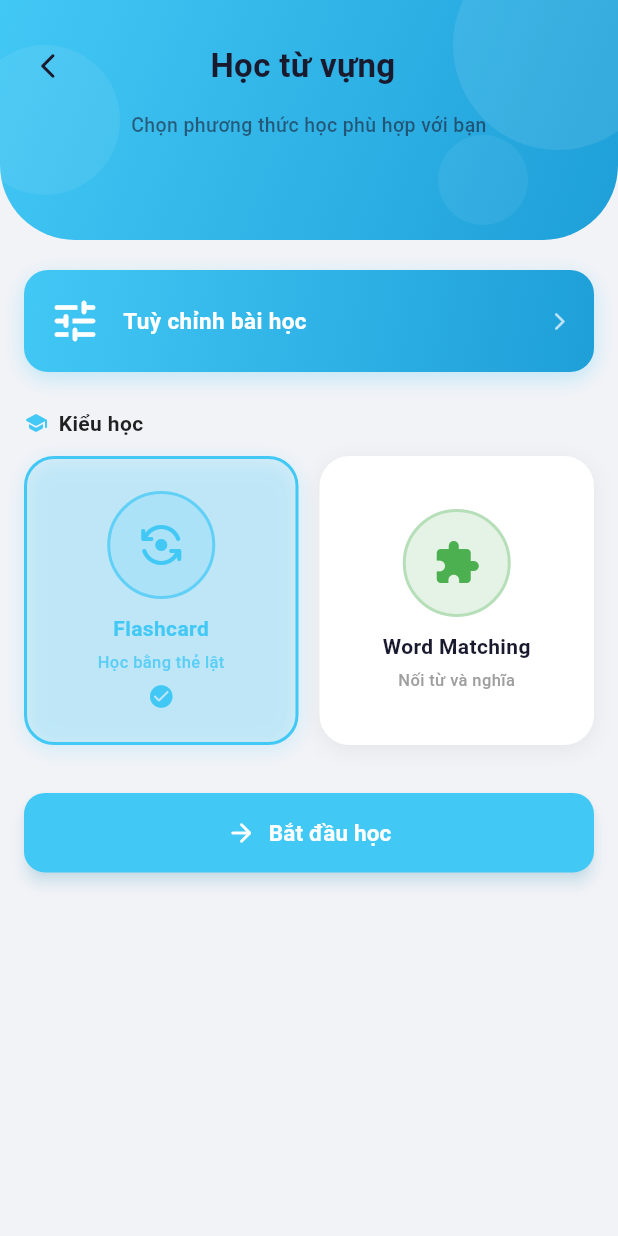
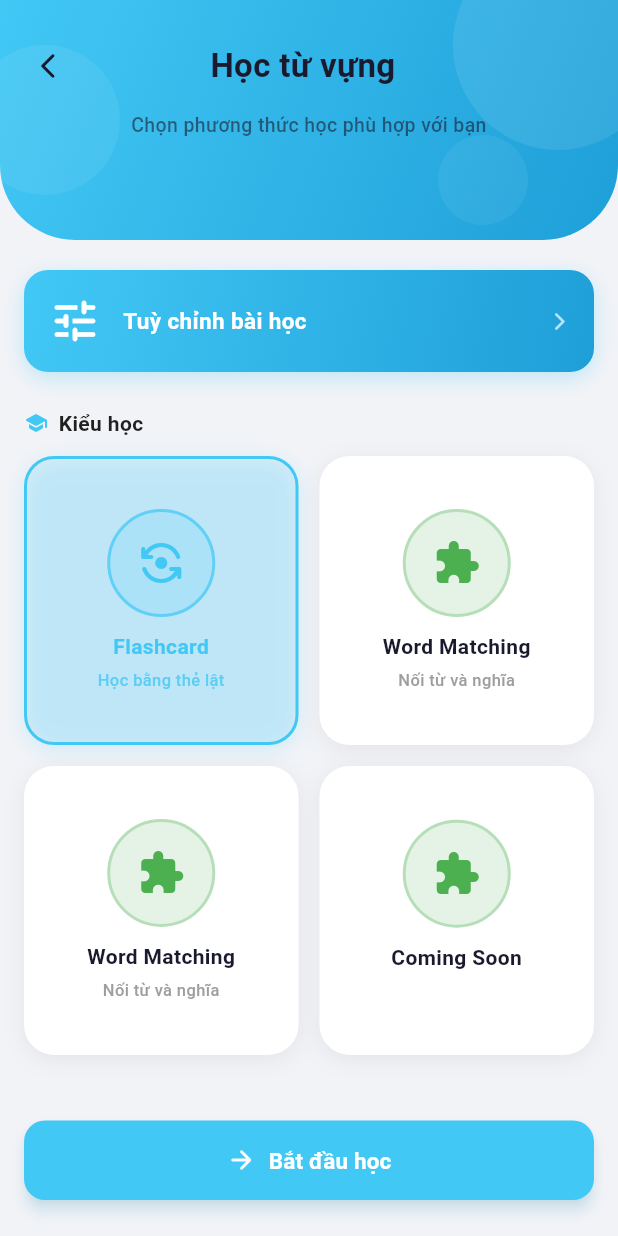
Before and after one commit to ScrotJame/App_1, a Flutter app: the LearningConfigScreen screen opened directly, on a phone screen of 412 x 824 dp. Run offline on Flutter 3.47's test engine with Material 3 defaults, Android fonts, the phone set to English and light mode, and no system bars; our stand-ins replace bloc, cloud_firestore, drift, equatable, file_picker, firebase_auth and 12 more; missing offline and left inert: encrypt, file_saver, google_mlkit_language_id, google_mlkit_text_recognition; accounts and stored records are empty; generated files the repository leaves out were written again.

Commit message:
feature learing

```diff
--- a/lib/page/learning/learning_cubit.dart
+++ b/lib/page/learning/learning_cubit.dart
@@ -50,6 +50,7 @@ class LearningCubit extends Cubit<LearningState> {
       final phase = switch (state.config.learningType) {
         LearningType.flashCard => LearningPhase.flashCard,
         LearningType.wordMatching => LearningPhase.wordMatching,
+        LearningType.comingSoon => LearningPhase.comingSoon
       };
 
       emit(state.copyWith(
--- a/lib/page/learning/learning_page.dart
+++ b/lib/page/learning/learning_page.dart
@@ -74,6 +74,7 @@ class _LearningView extends StatelessWidget {
           LearningPhase.config    => const LearningConfigScreen(),
           LearningPhase.flashCard => const _FlashCardPhase(),
           LearningPhase.wordMatching => const _WordMatchingPhase(),
+          LearningPhase.comingSoon => throw UnimplementedError(),
         };
       },
     );
@@ -124,3 +125,20 @@ class _WordMatchingPhase extends StatelessWidget {
     );
   }
 }
+
+class _ComingSoonPhase extends StatelessWidget {
+  const _ComingSoonPhase();
+
+  @override
+  Widget build(BuildContext context) {
+    return PopScope(
+      canPop: false,
+      onPopInvokedWithResult: (didPop, _) {
+        if (!didPop) {
+          context.read<LearningCubit>().goToConfig();
+        }
+      },
+      child: const SizedBox(),
+    );
+  }
+}
--- a/lib/page/learning/learning_state.dart
+++ b/lib/page/learning/learning_state.dart
@@ -4,11 +4,12 @@ part of 'learning_cubit.dart';
 // ENUMS
 // ═══════════════════════════════════════════════════════════════
 
-enum LearningPhase { config, flashCard, wordMatching }
+enum LearningPhase { config, flashCard, wordMatching, comingSoon }
 
 enum LearningType {
   flashCard, // Học bằng thẻ lật (FlashCard)
   wordMatching, // Nối từ (Word Matching)
+  comingSoon
 }
 
 // ═══════════════════════════════════════════════════════════════
--- a/lib/page/learning/widgets/learning_config_screen.dart
+++ b/lib/page/learning/widgets/learning_config_screen.dart
@@ -108,7 +108,10 @@ class LearningConfigScreen extends StatelessWidget {
   Widget _buildBody(BuildContext context, LearningState state) {
     final cubit = context.read<LearningCubit>();
 
-    return SingleChildScrollView(
+    return Column(
+      children: [
+        Expanded(
+          child: SingleChildScrollView(
             padding: const EdgeInsets.fromLTRB(16, 12, 16, 32),
             child: Column(
               crossAxisAlignment: CrossAxisAlignment.start,
@@ -130,10 +133,18 @@ class LearningConfigScreen extends StatelessWidget {
                   const SizedBox(height: 12),
                 ],
 
-          // ── Start button ────────────────────────────────────────
-          _buildStartButton(context, state, cubit),
               ],
             ),
+          ),
+        ),
+
+        // ── Start button ────────────────────────────────────────
+        Padding(
+          padding: const EdgeInsets.symmetric(horizontal: 16),
+          child: _buildStartButton(context, state, cubit),
+        ),
+        const SizedBox(height: 24),
+      ],
     );
   }
 
@@ -354,6 +365,20 @@ const _learningTypeItems = [
     subtitle: 'Nối từ và nghĩa',
     accentColor: Color(0xFF4CAF50),
   ),
+  _LearningTypeItem(
+    type: LearningType.comingSoon,
+    icon: Icons.extension_rounded,
+    title: 'Word Matching',
+    subtitle: 'Nối từ và nghĩa',
+    accentColor: Color(0xFF4CAF50),
+  ),
+  _LearningTypeItem(
+    type: LearningType.comingSoon,
+    icon: Icons.extension_rounded,
+    title: 'Coming Soon',
+    subtitle: '',
+    accentColor: Color(0xFF4CAF50),
+  ),
 ];
 
 // ─── Learning Type Card (style InventoryItemCard) ────────────────
@@ -457,11 +482,9 @@ class _LearningTypeCard extends StatelessWidget {
                     fontWeight: FontWeight.w500,
                   ),
                 ),
-                if (isSelected) ...[
-                  const SizedBox(height: 6),
-                  Icon(Icons.check_circle_rounded,
-                      color: item.accentColor, size: 18),
-                ],
+                // if (isSelected) ...[
+                //   const SizedBox(height: 6),
+                // ],
               ],
             ),
           ),
```
Lines whose indentation alone changed are shown as unchanged.
